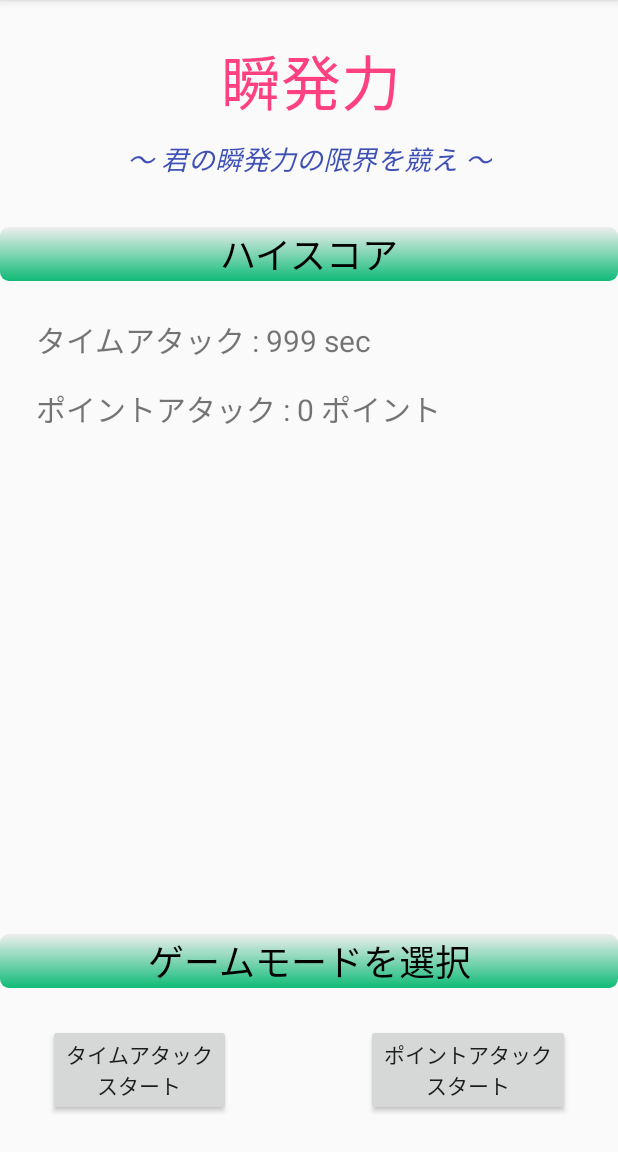
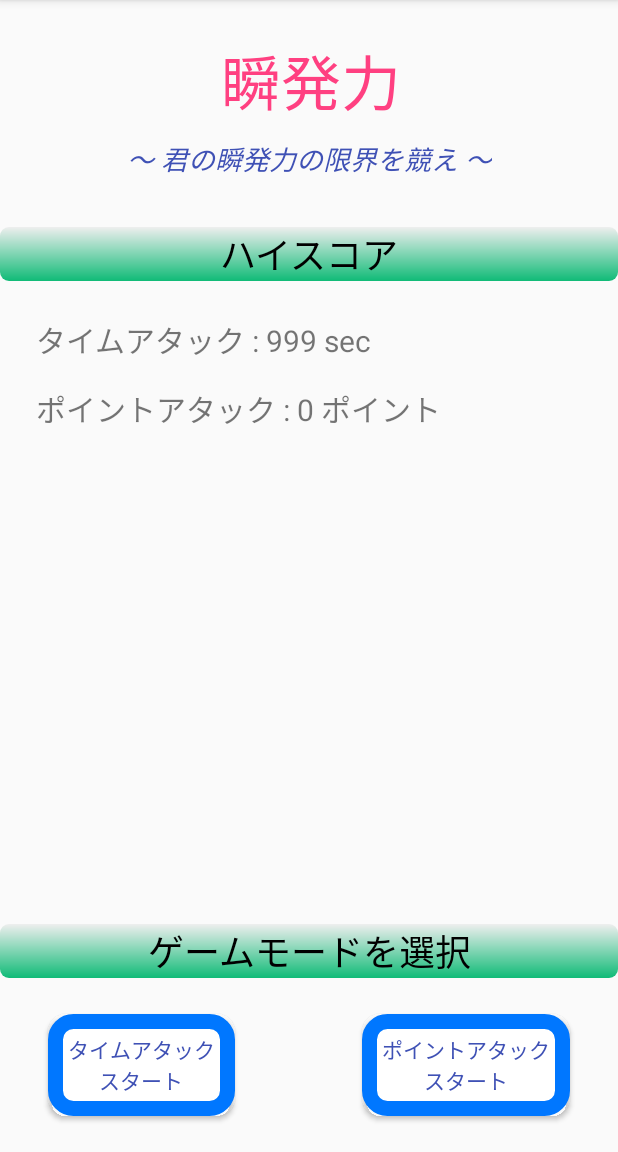
Before and after one commit to Bluewind12/KenKenPaApp, an Android app: the screen it shows after launch (MainActivity), on a phone screen of 412 x 824 dp, the part 84-1236 px from its top. Run offline under Robolectric (Android 15) with nearby library versions, the phone set to English and light mode, and no system bars.

Commit message:
ボタンスタイルの変更

```diff
--- /dev/null
+++ b/app/src/main/res/drawable/style_button.xml
@@ -0,0 +1,13 @@
+<?xml version="1.0" encoding="utf-8"?>
+<shape xmlns:android="http://schemas.android.com/apk/res/android"
+    android:shape="rectangle">
+
+
+    <corners android:radius="12sp"/>
+    <solid android:color="#FFFFFF"/>
+    <stroke android:color="#0077FF"
+        android:width="10sp"/>
+    <padding android:left="20px" android:top="20px"
+        android:right="20px" android:bottom="20px" />
+
+</shape>
--- a/app/src/main/res/layout/activity_main.xml
+++ b/app/src/main/res/layout/activity_main.xml
@@ -39,7 +39,9 @@
         android:layout_height="wrap_content"
         android:layout_marginStart="32dp"
         android:layout_marginBottom="24dp"
+        android:background="@drawable/style_button"
         android:text="@string/start1"
+        android:textColor="@color/colorPrimary"
         app:layout_constraintBottom_toBottomOf="parent"
         app:layout_constraintEnd_toEndOf="parent"
         app:layout_constraintHorizontal_bias="0.0"
@@ -52,7 +54,9 @@
         android:layout_marginStart="8dp"
         android:layout_marginEnd="32dp"
         android:layout_marginBottom="24dp"
+        android:background="@drawable/style_button"
         android:text="@string/start2"
+        android:textColor="@color/colorPrimary"
         app:layout_constraintBottom_toBottomOf="parent"
         app:layout_constraintEnd_toEndOf="parent"
         app:layout_constraintHorizontal_bias="1.0"
```
